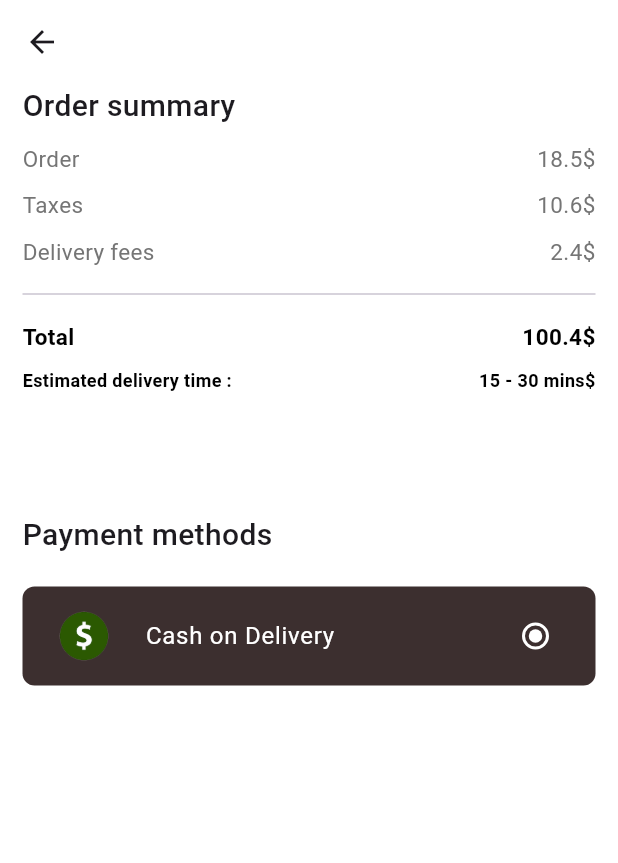
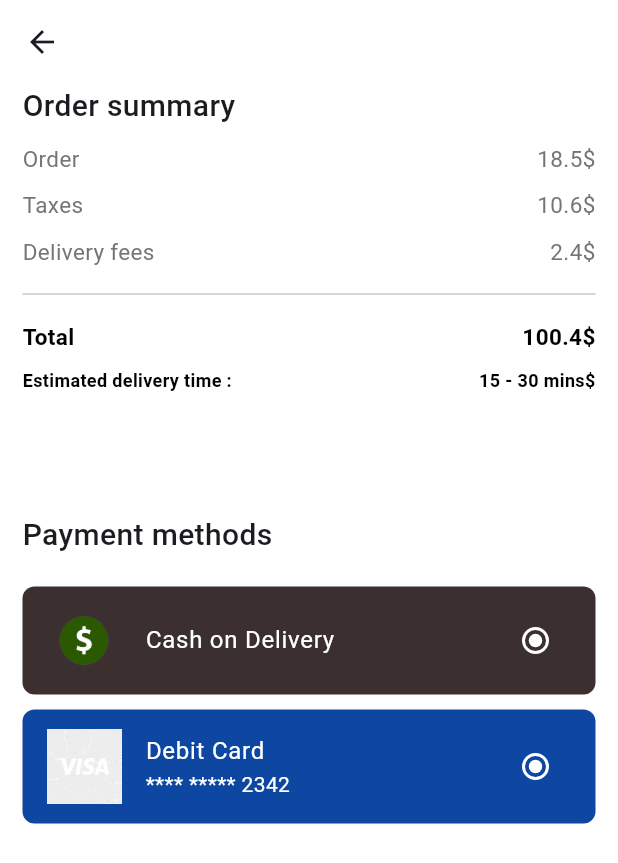
Before and after one commit to Emad-Nasri/hungry_app, a Flutter app: the CheckoutView screen opened directly, on a phone screen of 412 x 824 dp. Shown: the top 863 px of the screen. Run offline on Flutter 3.47's test engine with Material 3 defaults, Android fonts, the phone set to English and light mode, and no system bars; our stand-ins replace flutter_svg, gap.

Commit message:
added list tile to pay by visa card

```diff
--- a/lib/features/checkout/views/checkout_view.dart
+++ b/lib/features/checkout/views/checkout_view.dart
@@ -41,7 +41,7 @@ class CheckoutView extends StatelessWidget {
             ),
             Gap(20),
             ListTile(
-              contentPadding: EdgeInsets.symmetric(vertical: 5, horizontal: 16),
+              contentPadding: EdgeInsets.symmetric(vertical: 8, horizontal: 16),
               shape: RoundedRectangleBorder(
                 borderRadius: BorderRadiusGeometry.circular(8),
               ),
@@ -55,6 +55,26 @@ class CheckoutView extends StatelessWidget {
                 onChanged: (v) {},
               ),
             ),
+            Gap(10),
+            ListTile(
+              contentPadding: EdgeInsets.symmetric(vertical: 2, horizontal: 16),
+              shape: RoundedRectangleBorder(
+                borderRadius: BorderRadiusGeometry.circular(8),
+              ),
+              tileColor: Colors.blue.shade900,
+              leading: Image.asset('assets/icon/visa.png', width: 50),
+              title: CustomText(text: 'Debit Card', color: Colors.white),
+              subtitle: CustomText(
+                text: '**** ***** 2342',
+                color: Colors.white,
+              ),
+              trailing: Radio<String>(
+                activeColor: Colors.white,
+                value: 'Cash',
+                groupValue: 'Cash',
+                onChanged: (v) {},
+              ),
+            ),
           ],
         ),
       ),
```
Also changed, not shown: assets/icon/visa.png (added).
